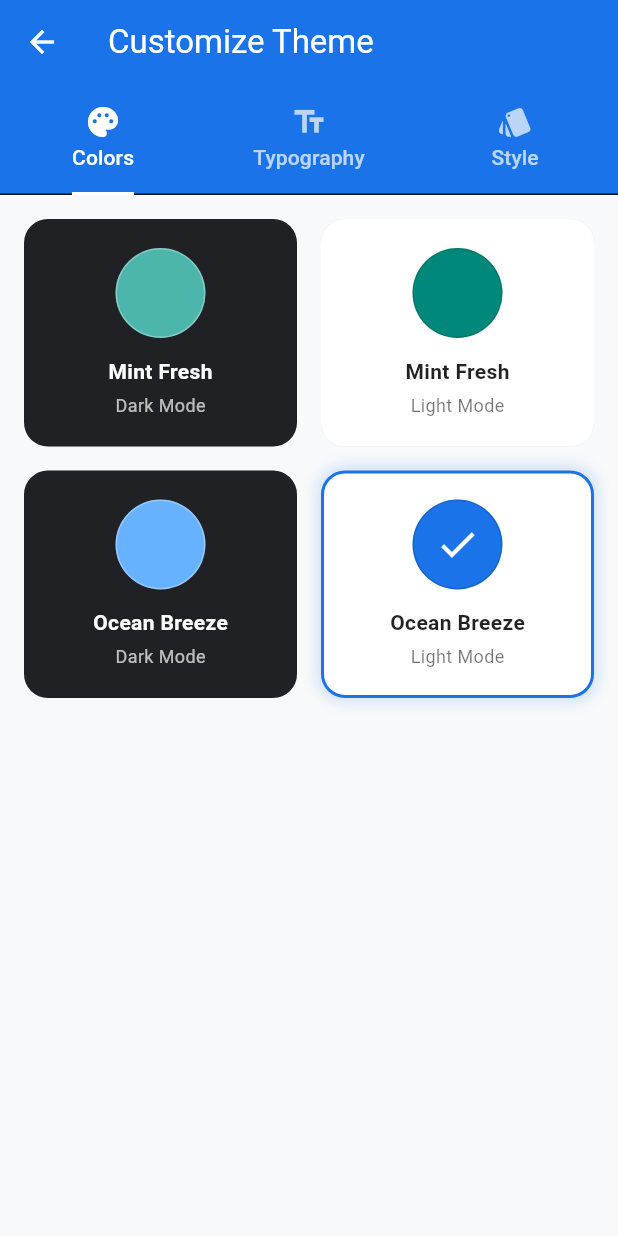
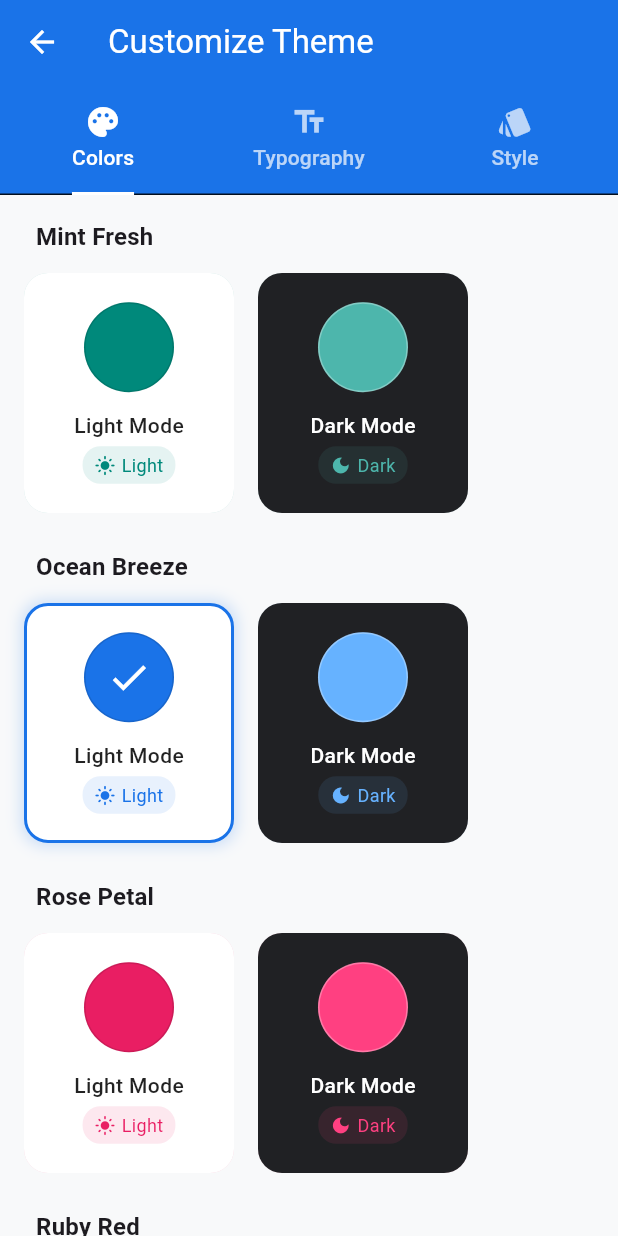
Before and after one commit to leighkun147/MatricMate, a Flutter app: the ThemeSelectionScreen screen opened directly, on a phone screen of 412 x 824 dp. Run offline on Flutter 3.47's test engine with Material 3 defaults, Android fonts, the phone set to English and light mode, and no system bars; our stand-ins replace cloud_firestore, device_info_plus, firebase_auth, firebase_core, fl_chart, flutter_animate and 4 more; accounts and stored records are empty.

Commit message:
the theme selection has been improved

```diff
--- a/lib/providers/theme_provider.dart
+++ b/lib/providers/theme_provider.dart
@@ -74,6 +74,46 @@ class ThemeProvider with ChangeNotifier {
     'Mint Fresh Dark': const ColorScheme.dark(
       primary: Color(0xFF4DB6AC),
       secondary: Color(0xFF00897B),
+      surface: Color(0xFF202124),
+      background: Color(0xFF202124),
+      onPrimary: Colors.white,
+      onSecondary: Colors.white,
+      onSurface: Colors.white,
+      onBackground: Colors.white,
+    ),
+    'Rose Petal Light': const ColorScheme.light(
+      primary: Color(0xFFE91E63),
+      secondary: Color(0xFFFF4081),
+      surface: Colors.white,
+      background: Color(0xFFFCE4EC),
+      onPrimary: Colors.white,
+      onSecondary: Colors.white,
+      onSurface: Colors.black87,
+      onBackground: Colors.black87,
+    ),
+    'Rose Petal Dark': const ColorScheme.dark(
+      primary: Color(0xFFFF4081),
+      secondary: Color(0xFFE91E63),
+      surface: Color(0xFF202124),
+      background: Color(0xFF202124),
+      onPrimary: Colors.white,
+      onSecondary: Colors.white,
+      onSurface: Colors.white,
+      onBackground: Colors.white,
+    ),
+    'Ruby Red Light': const ColorScheme.light(
+      primary: Color(0xFFD32F2F),
+      secondary: Color(0xFFFF5252),
+      surface: Colors.white,
+      background: Color(0xFFFFEBEE),
+      onPrimary: Colors.white,
+      onSecondary: Colors.white,
+      onSurface: Colors.black87,
+      onBackground: Colors.black87,
+    ),
+    'Ruby Red Dark': const ColorScheme.dark(
+      primary: Color(0xFFFF5252),
+      secondary: Color(0xFFD32F2F),
       surface: Color(0xFF202124),
       background: Color(0xFF202124),
       onPrimary: Colors.white,
--- a/lib/screens/theme_selection_screen.dart
+++ b/lib/screens/theme_selection_screen.dart
@@ -48,28 +48,57 @@ class _ColorSchemeSelector extends StatelessWidget {
   Widget build(BuildContext context) {
     return Consumer<ThemeProvider>(
       builder: (context, themeProvider, child) {
-        final themes = ThemeProvider.colorSchemes.keys.toList()
-          ..sort((a, b) => a.compareTo(b));
+        // Group themes by base name (without Light/Dark suffix)
+        final themeGroups = <String, List<String>>{};
+        ThemeProvider.colorSchemes.keys.forEach((theme) {
+          final baseName = theme
+              .replaceAll('Light', '')
+              .replaceAll('Dark', '')
+              .trim();
+          themeGroups.putIfAbsent(baseName, () => []);
+          themeGroups[baseName]!.add(theme);
+        });
 
-        return GridView.builder(
+        // Sort base names alphabetically
+        final baseThemes = themeGroups.keys.toList()..sort();
+
+        return ListView.builder(
           padding: const EdgeInsets.all(16),
-          gridDelegate: const SliverGridDelegateWithFixedCrossAxisCount(
-            crossAxisCount: 2,
-            childAspectRatio: 1.2,
-            crossAxisSpacing: 16,
-            mainAxisSpacing: 16,
+          itemCount: baseThemes.length,
+          itemBuilder: (context, baseIndex) {
+            final baseName = baseThemes[baseIndex];
+            final variants = themeGroups[baseName]!;
+
+            return Column(
+              crossAxisAlignment: CrossAxisAlignment.start,
+              children: [
+                Padding(
+                  padding: const EdgeInsets.only(left: 8, bottom: 12),
+                  child: Text(
+                    baseName,
+                    style: Theme.of(context).textTheme.titleMedium?.copyWith(
+                          fontWeight: FontWeight.bold,
                         ),
-          itemCount: themes.length,
-          itemBuilder: (context, index) {
-            final themeName = themes[index];
+                  ),
+                ),
+                SizedBox(
+                  height: 160,
+                  child: ListView.builder(
+                    scrollDirection: Axis.horizontal,
+                    itemCount: variants.length,
+                    itemBuilder: (context, variantIndex) {
+                      final themeName = variants[variantIndex];
                       final colorScheme = ThemeProvider.colorSchemes[themeName]!;
                       final isSelected = themeName == themeProvider.currentTheme;
                       final isDark = themeName.contains('Dark');
 
-            return GestureDetector(
+                      return Padding(
+                        padding: const EdgeInsets.only(right: 16),
+                        child: GestureDetector(
                           onTap: () => themeProvider.setTheme(themeName),
                           child: AnimatedContainer(
                             duration: const Duration(milliseconds: 200),
+                            width: 140,
                             decoration: BoxDecoration(
                               color: colorScheme.surface,
                               borderRadius: BorderRadius.circular(16),
@@ -105,23 +134,52 @@ class _ColorSchemeSelector extends StatelessWidget {
                                 ),
                                 const SizedBox(height: 12),
                                 Text(
-                      themeName.replaceAll('Light', '').replaceAll('Dark', '').trim(),
+                                  isDark ? 'Dark Mode' : 'Light Mode',
                                   style: TextStyle(
-                        fontWeight: FontWeight.bold,
+                                    fontSize: 14,
+                                    fontWeight: FontWeight.w500,
                                     color: isDark ? Colors.white : Colors.black87,
                                   ),
                                 ),
                                 const SizedBox(height: 4),
+                                Container(
+                                  padding: const EdgeInsets.symmetric(
+                                    horizontal: 8,
+                                    vertical: 4,
+                                  ),
+                                  decoration: BoxDecoration(
+                                    color: colorScheme.primary.withOpacity(0.1),
+                                    borderRadius: BorderRadius.circular(12),
+                                  ),
+                                  child: Row(
+                                    mainAxisSize: MainAxisSize.min,
+                                    children: [
+                                      Icon(
+                                        isDark ? Icons.dark_mode : Icons.light_mode,
+                                        size: 14,
+                                        color: colorScheme.primary,
+                                      ),
+                                      const SizedBox(width: 4),
                                       Text(
-                      isDark ? 'Dark Mode' : 'Light Mode',
+                                        isDark ? 'Dark' : 'Light',
                                         style: TextStyle(
                                           fontSize: 12,
-                        color: isDark ? Colors.white70 : Colors.black54,
+                                          color: colorScheme.primary,
                                         ),
                                       ),
                                     ],
                                   ),
                                 ),
+                              ],
+                            ),
+                          ),
+                        ),
+                      );
+                    },
+                  ),
+                ),
+                const SizedBox(height: 24),
+              ],
             );
           },
         );
```
Lines whose indentation alone changed are shown as unchanged.
